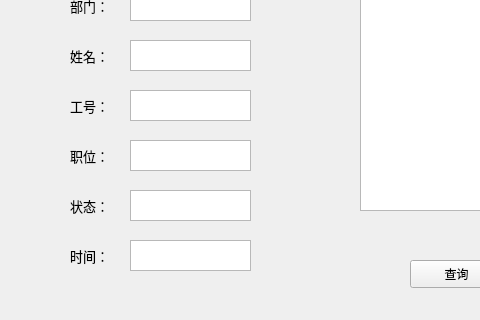
The window that Qtclient/Qtclient.ui (shangdiuser/Qtclient) describes before a commit, drawn with Qt 5; both pictures show x 0 to 480 and y 103 to 423 of the 706 by 423 pixel window.
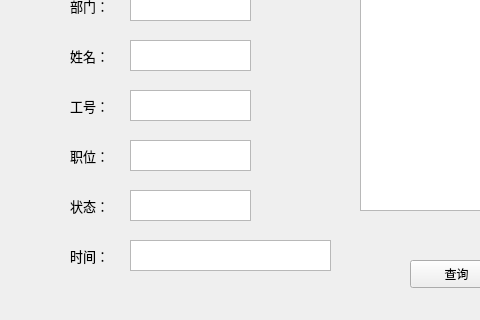
The same window after the commit.

```diff
--- a/Qtclient/Qtclient.ui
+++ b/Qtclient/Qtclient.ui
@@ -224,7 +224,7 @@
      <rect>
       <x>130</x>
       <y>320</y>
-      <width>121</width>
+      <width>201</width>
       <height>31</height>
      </rect>
     </property>
```
